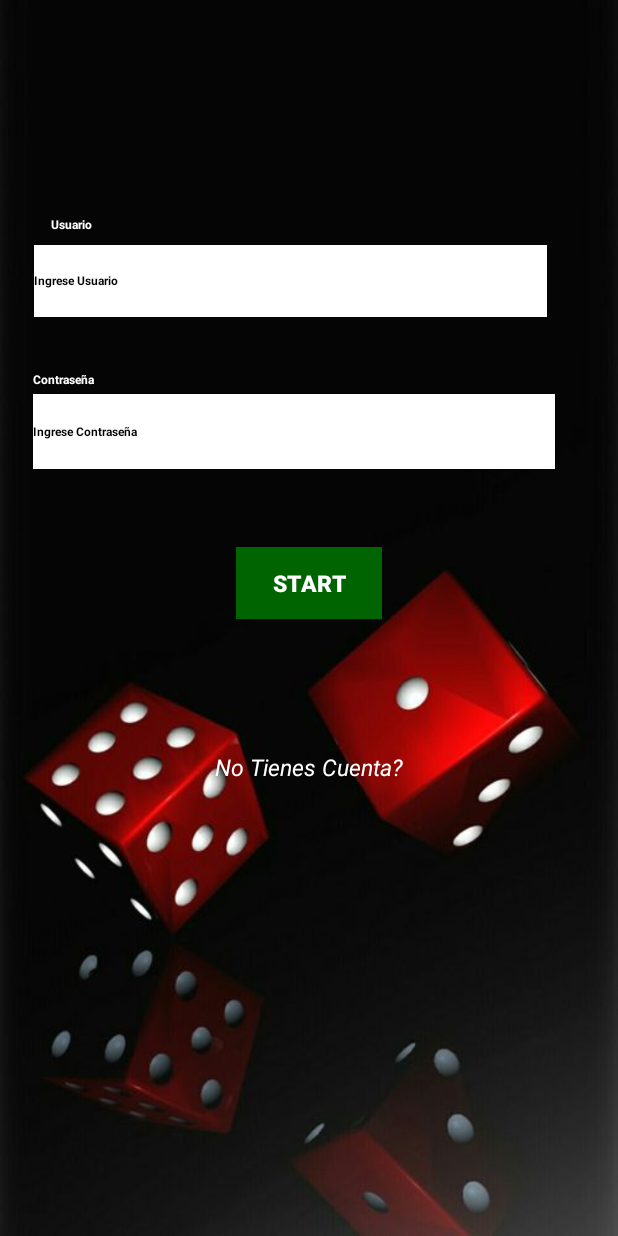
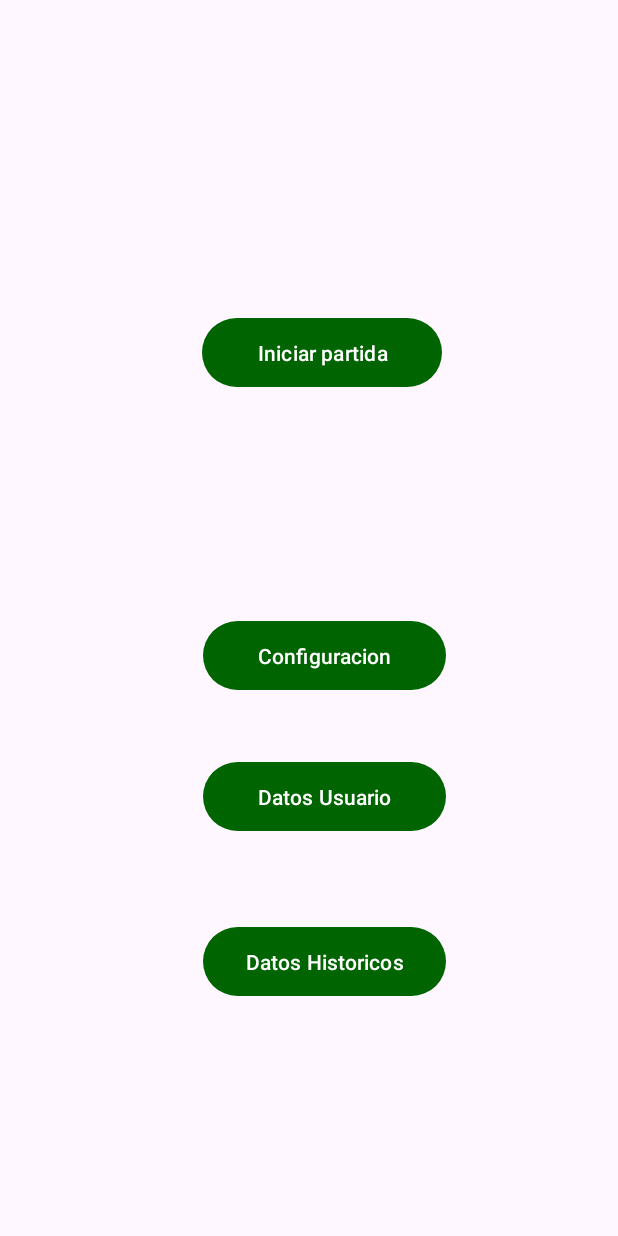
Before and after one commit to Albertlp93/ProjectGame, an Android app: the gamePag screen opened directly, with no data from a screen before it, after a tap on "Volver", on a phone screen of 412 x 824 dp. Run offline under Robolectric (Android 15) with nearby library versions, the phone set to English and light mode, and no system bars.

Commit message:
subidas layouts para historico

```diff
--- a/app/build.gradle.kts
+++ b/app/build.gradle.kts
@@ -44,7 +44,9 @@ dependencies {
     //libreria de animacion
     implementation ("com.airbnb.android:lottie:6.5.2")
 
+
     implementation (libs.android.lottie)
+    implementation(libs.recyclerview)
     testImplementation(libs.junit)
     androidTestImplementation(libs.ext.junit)
     androidTestImplementation(libs.espresso.core)
--- a/app/src/main/AndroidManifest.xml
+++ b/app/src/main/AndroidManifest.xml
@@ -31,6 +31,12 @@
             android:name=".SecondPag"
             android:exported="false" />
         <activity
+            android:name=".ThirdPag"
+            android:exported="false" />
+        <activity
+            android:name=".HistoricalPag"
+            android:exported="false" />
+        <activity
             android:name=".gamePag"
             android:exported="false" />
     </application>
--- a/app/src/main/java/com/projectgame/projectgame/SecondPag.java
+++ b/app/src/main/java/com/projectgame/projectgame/SecondPag.java
@@ -1,5 +1,6 @@
 package com.projectgame.projectgame;
 
+import android.annotation.SuppressLint;
 import android.content.Intent;
 import android.os.Bundle;
 import android.view.View;
@@ -21,6 +22,7 @@ public class SecondPag extends AppCompatActivity {
     private TextView textViewCrearCuenta;                 // TextView para el mensaje de crear cuenta
     private Button buttonCrearCuenta;                     // Botón para crear cuenta
 
+    @SuppressLint("CheckResult")
     @Override
     protected void onCreate(Bundle savedInstanceState) {
         super.onCreate(savedInstanceState);
@@ -48,7 +50,7 @@ public class SecondPag extends AppCompatActivity {
                     .subscribe(existe -> {
                         if (existe) {
                             // Si el usuario existe, ir al juego
-                            Intent intent = new Intent(SecondPag.this, gamePag.class); // Clase del juego
+                            Intent intent = new Intent(SecondPag.this, ThirdPag.class); // Clase de la thirdpag
                             startActivity(intent);
                             finish(); // Cierra la actividad actual si ya no la necesitas
                         } else {
--- /dev/null
+++ b/app/src/main/java/com/projectgame/projectgame/ThirdPag.java
@@ -0,0 +1,61 @@
+package com.projectgame.projectgame;
+
+
+import android.content.Intent;
+import android.os.Bundle;
+import android.view.View;
+import android.widget.Button;
+import androidx.appcompat.app.AppCompatActivity;
+public class ThirdPag extends AppCompatActivity {
+
+    @Override
+    protected void onCreate(Bundle savedInstanceState) {
+        super.onCreate(savedInstanceState);
+        setContentView(R.layout.activity_third_pag);
+
+        Button buttonIniciar = findViewById(R.id.buttonIniciar);
+        Button buttonConfig = findViewById(R.id.buttonConfig);
+        Button buttonUser = findViewById(R.id.buttonUser);
+        Button buttonHistorico = findViewById(R.id.buttonHistorico);
+
+        //Boton - Inicial juego
+        buttonIniciar.setOnClickListener(new View.OnClickListener() {
+            @Override
+            public void onClick(View v) {
+                Intent intent = new Intent(ThirdPag.this, gamePag.class);
+                startActivity(intent);
+            }
+        });
+
+        //Boton - Configuración
+        /*
+        buttonConfig.setOnClickListener(new View.OnClickListener() {
+            @Override
+            public void onClick(View v) {
+                Intent intent = new Intent(ThirdPag.this, PENDIENTE.class);
+                startActivity(intent);
+            }
+        });
+        */
+
+        // Boton - Usuario
+        /*
+        buttonUser.setOnClickListener(new View.OnClickListener() {
+            @Override
+            public void onClick(View v) {
+                Intent intent = new Intent(ThirdPag.this, PENDIENTE.class);
+                startActivity(intent);
+            }
+        });
+        */
+
+        // Boton - Historico
+        buttonHistorico.setOnClickListener(new View.OnClickListener() {
+            @Override
+            public void onClick(View v) {
+                Intent intent = new Intent(ThirdPag.this, HistoricalPag.class); // Cambia `HistoricalPag` si es otro el activity que quieres abrir
+                startActivity(intent);
+            }
+        });
+    }
+}
--- a/app/src/main/java/com/projectgame/projectgame/gamePag.java
+++ b/app/src/main/java/com/projectgame/projectgame/gamePag.java
@@ -75,7 +75,7 @@ public class gamePag extends AppCompatActivity {
 
         // Configurar el botón volver para ir a la actividad SecondPag
         buttonVolver.setOnClickListener(v -> {
-            Intent intent = new Intent(gamePag.this, SecondPag.class); // Cambiar a SecondPag
+            Intent intent = new Intent(gamePag.this, ThirdPag.class); // Cambiar a SecondPag
             startActivity(intent); // Iniciar la actividad
         });
 
--- /dev/null
+++ b/app/src/main/res/layout/activity_third_pag.xml
@@ -0,0 +1,57 @@
+<?xml version="1.0" encoding="utf-8"?>
+<androidx.constraintlayout.widget.ConstraintLayout xmlns:android="http://schemas.android.com/apk/res/android"
+    xmlns:app="http://schemas.android.com/apk/res-auto"
+    xmlns:tools="http://schemas.android.com/tools"
+    android:layout_width="match_parent"
+    android:layout_height="match_parent">
+
+    <Button
+        android:id="@+id/buttonIniciar"
+        android:layout_width="160dp"
+        android:layout_height="54dp"
+        android:layout_gravity="left"
+        android:layout_marginTop="208dp"
+        android:text="@string/btn_inicioJuego"
+        app:layout_constraintBottom_toTopOf="@+id/buttonConfig"
+        app:layout_constraintEnd_toEndOf="parent"
+        app:layout_constraintHorizontal_bias="0.535"
+        app:layout_constraintStart_toStartOf="parent"
+        app:layout_constraintTop_toTopOf="parent"
+        app:layout_constraintVertical_bias="0.0" />
+
+    <Button
+        android:id="@+id/buttonConfig"
+        android:layout_width="162dp"
+        android:layout_height="54dp"
+        android:layout_gravity="left"
+        android:layout_marginBottom="40dp"
+        android:text="@string/btn_config"
+        app:layout_constraintBottom_toTopOf="@+id/buttonUser"
+        app:layout_constraintEnd_toEndOf="parent"
+        app:layout_constraintHorizontal_bias="0.54"
+        app:layout_constraintStart_toStartOf="parent" />
+
+    <Button
+        android:id="@+id/buttonUser"
+        android:layout_width="162dp"
+        android:layout_height="54dp"
+        android:layout_gravity="left"
+        android:layout_marginBottom="56dp"
+        android:text="@string/btn_user"
+        app:layout_constraintBottom_toTopOf="@+id/buttonHistorico"
+        app:layout_constraintEnd_toEndOf="parent"
+        app:layout_constraintHorizontal_bias="0.54"
+        app:layout_constraintStart_toStartOf="parent" />
+
+    <Button
+        android:id="@+id/buttonHistorico"
+        android:layout_width="162dp"
+        android:layout_height="54dp"
+        android:layout_gravity="left"
+        android:layout_marginBottom="156dp"
+        android:text="@string/btn_historico"
+        app:layout_constraintBottom_toBottomOf="parent"
+        app:layout_constraintEnd_toEndOf="parent"
+        app:layout_constraintHorizontal_bias="0.54"
+        app:layout_constraintStart_toStartOf="parent" />
+</androidx.constraintlayout.widget.ConstraintLayout>
--- a/app/src/main/res/values/strings.xml
+++ b/app/src/main/res/values/strings.xml
@@ -19,6 +19,12 @@
     <string name="lbl_registrarse">Registrarse</string>
     <string name="btn_start">START</string>
 
+    <!-- TERCERA PESTAÑA -->
+    <string name="btn_config">Configuracion</string>
+    <string name="btn_inicioJuego">Iniciar partida</string>
+    <string name="btn_user">Datos Usuario</string>
+    <string name="btn_historico">Datos Historicos</string>
+
     <!-- REGISTRO -->
 
     <string name="hint_nuevo_usuario">Nuevo Usuario</string>
--- a/gradle/libs.versions.toml
+++ b/gradle/libs.versions.toml
@@ -8,6 +8,7 @@ lottieVersion = "6.5.2"
 material = "1.12.0"
 activity = "1.9.2"
 constraintlayout = "2.1.4"
+recyclerview = "1.3.2"
 
 [libraries]
 android-lottie = { module = "com.airbnb.android:lottie", version.ref = "lottieVersion" }
@@ -18,6 +19,7 @@ appcompat = { group = "androidx.appcompat", name = "appcompat", version.ref = "a
 material = { group = "com.google.android.material", name = "material", version.ref = "material" }
 activity = { group = "androidx.activity", name = "activity", version.ref = "activity" }
 constraintlayout = { group = "androidx.constraintlayout", name = "constraintlayout", version.ref = "constraintlayout" }
+recyclerview = { group = "androidx.recyclerview", name = "recyclerview", version.ref = "recyclerview" }
 
 [plugins]
 android-application = { id = "com.android.application", version.ref = "agp" }
```
Also changed, not shown: app/src/main/java/com/projectgame/projectgame/HistoricalPag.java (added, +30 -0 lines), app/src/main/res/layout/activity_game_pag.xml (+8 -7 lines), app/src/main/res/layout/activity_historical_pag.xml (added, +22 -0 lines).
